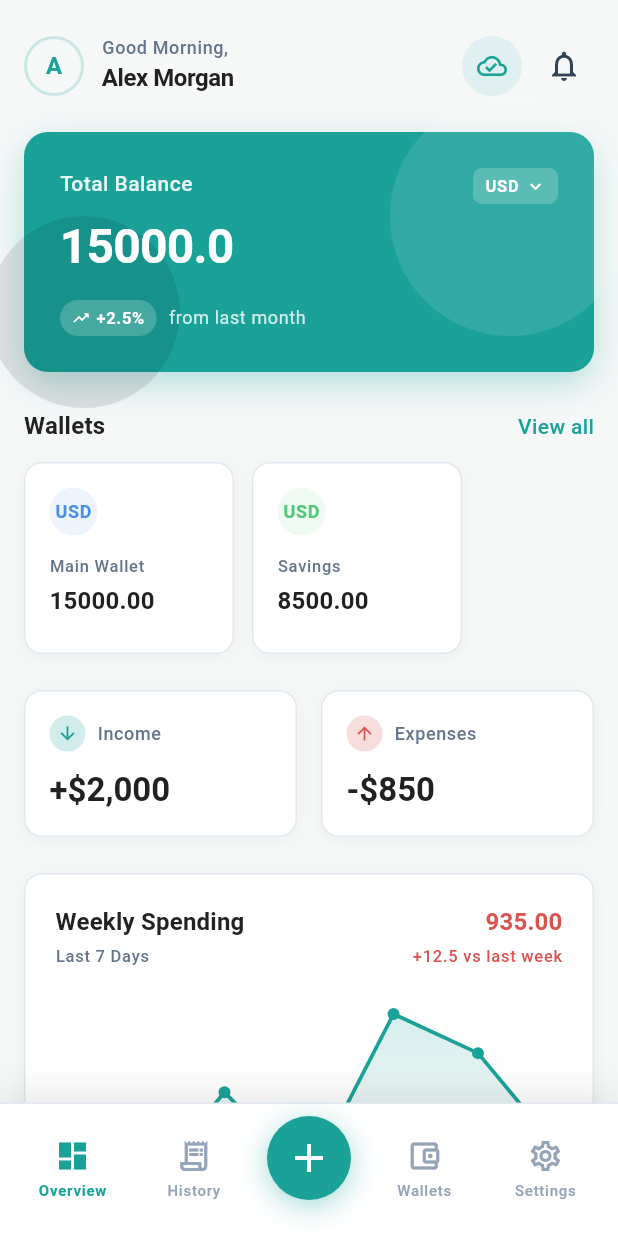
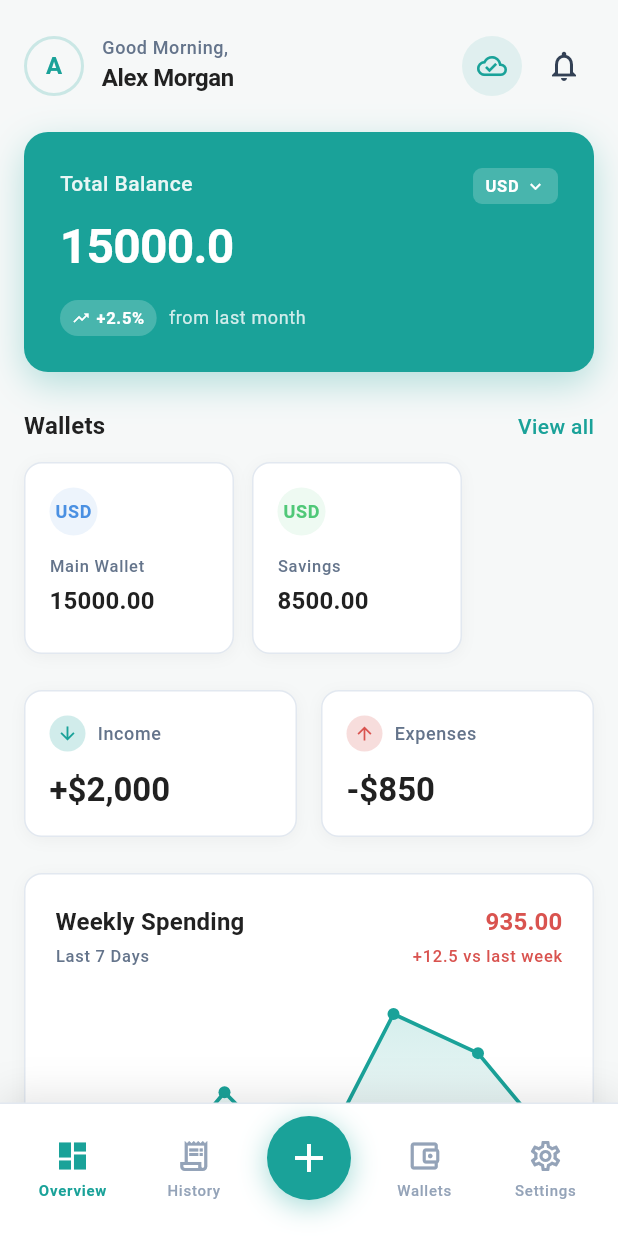
Before and after one commit to shihabkandil/extro, a Flutter app: the DashboardScreen screen opened by its route, on a phone screen of 412 x 824 dp. Run offline on Flutter 3.47's test engine with Material 3 defaults, Android fonts, the phone set to English and light mode, and no system bars; our stand-ins replace auto_route, dartz, dio, flutter_bloc, freezed_annotation, get_it and 3 more; generated files the repository leaves out were written again.

Commit message:
fix(total_balance_card): Remove unnecessary positioned containers for cleaner layout

```diff
--- a/lib/features/dashboard/presentation/widgets/total_balance_card.dart
+++ b/lib/features/dashboard/presentation/widgets/total_balance_card.dart
@@ -37,30 +37,6 @@ class TotalBalanceCard extends StatelessWidget {
       child: Stack(
         clipBehavior: Clip.none,
         children: [
-          Positioned(
-            right: -48,
-            top: -48,
-            child: Container(
-              width: 160,
-              height: 160,
-              decoration: BoxDecoration(
-                shape: BoxShape.circle,
-                color: AppColors.white.withValues(alpha: 0.1),
-              ),
-            ),
-          ),
-          Positioned(
-            left: -48,
-            bottom: -48,
-            child: Container(
-              width: 128,
-              height: 128,
-              decoration: BoxDecoration(
-                shape: BoxShape.circle,
-                color: AppColors.black.withValues(alpha: 0.1),
-              ),
-            ),
-          ),
           Column(
             crossAxisAlignment: CrossAxisAlignment.start,
             children: [
```
